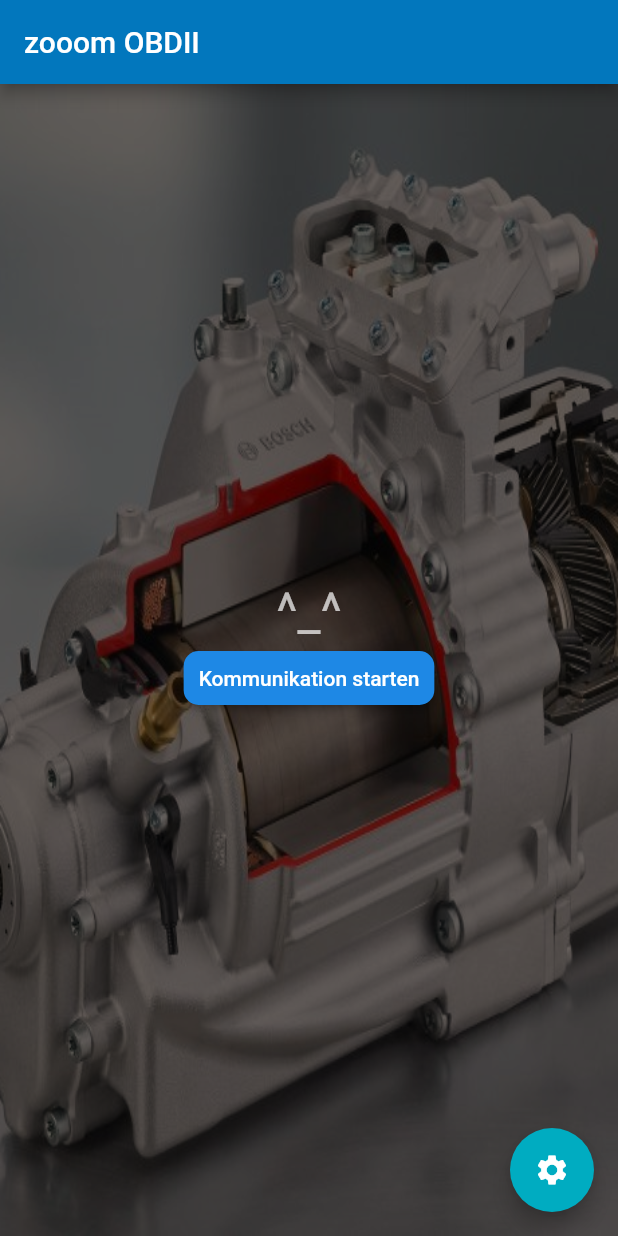
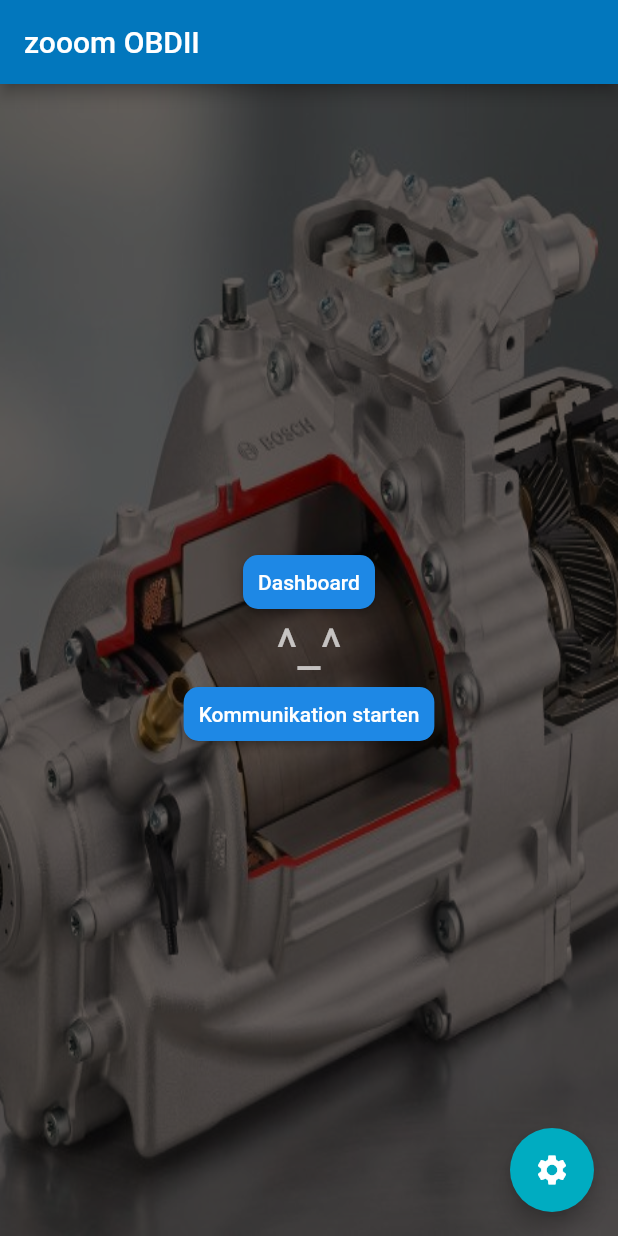
Before and after one commit to Edelbitter/odb24e, a Flutter app: the screen it shows after launch, on a phone screen of 412 x 824 dp. Run offline on Flutter 3.47's test engine with Material 2 defaults, Android fonts, the phone set to English and light mode, and no system bars; our stand-ins replace connectivity; Roboto replaces fonts that are missing (Montserrat).

Commit message:
started dashboard

```diff
--- a/lib/main.dart
+++ b/lib/main.dart
@@ -5,6 +5,7 @@ import 'dart:io';
 import 'dart:convert';
 
 import 'settings.dart';
+import 'dashboard.dart';
 
 
 void main() => runApp(MyApp());
@@ -51,6 +52,7 @@ class MyApp extends StatelessWidget {
       routes: {
         '/': (context) => MyHomePage(title: 'zooom OBDII'),
         '/settings': (context) => SettingsPage(),
+        '/dashboard':(context) => DashboardPage(),
       },
     //  home: MyHomePage(title: 'zooom OBDII'),
     );
@@ -261,6 +263,17 @@ void _sendData() {
           mainAxisAlignment: MainAxisAlignment.center,
           children: <Widget>[
 
+            RaisedButton(
+              child:  Text("Dashboard"),
+              shape: new RoundedRectangleBorder(borderRadius: new BorderRadius.circular(10.0)),
+
+              onPressed: (){Navigator.pushNamed( context, '/dashboard');},
+              // color: Colors.red,
+              // textColor: Colors.yellow,
+              padding: EdgeInsets.fromLTRB(10, 10, 10, 10),
+              // splashColor: Colors.grey,
+            ),
+
             Text(
                this._otherDisplay ?? "horst",
               style: Theme.of(context).textTheme.display1,
--- a/pubspec.yaml
+++ b/pubspec.yaml
@@ -49,6 +49,7 @@ flutter:
       - images/motorCropped.png
       - images/motorCroppedDark.png
       - images/gears.jpg
+      - images/dashboard.jpg
   #  - images/a_dot_ham.jpeg
 
   # An image asset can refer to one or more resolution-specific "variants", see
```
Also changed, not shown: lib/dashboard.dart (added, +70 -0 lines), images/dashboard.jpg (added).
